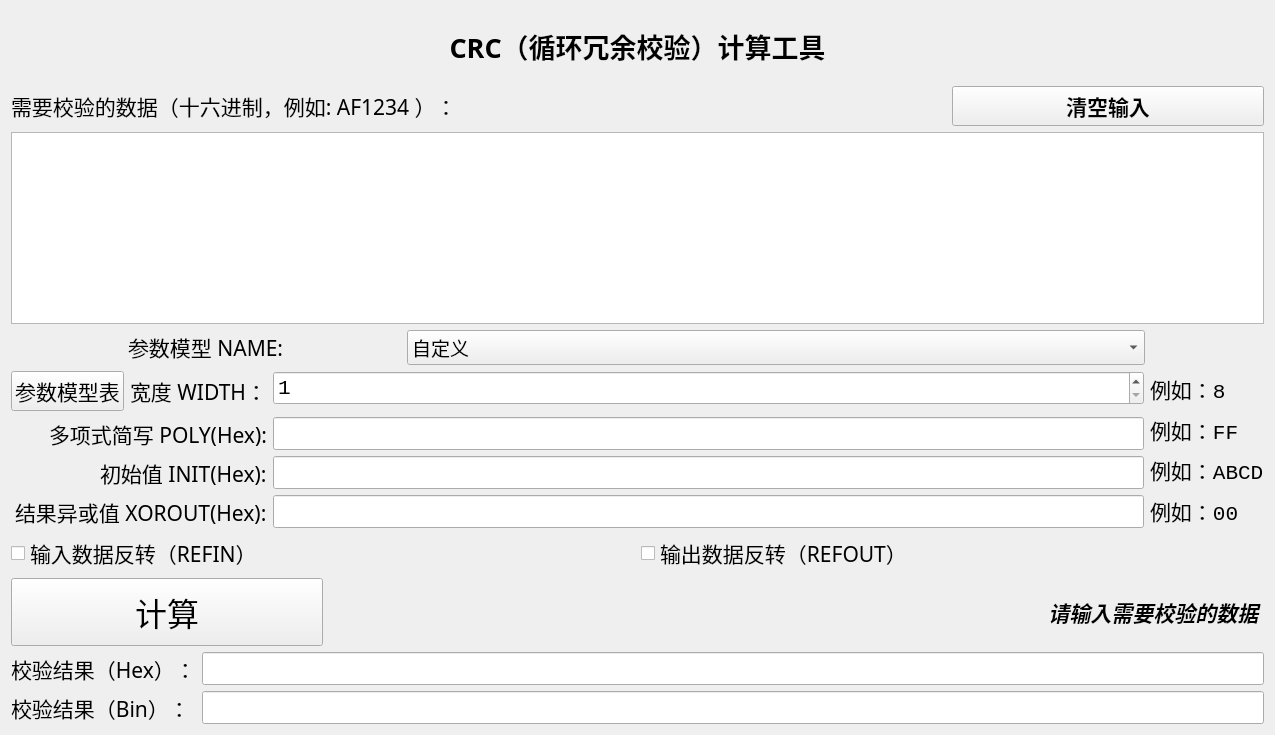
Qt form source_code/crc.ui (Taiga233/CRC_tools) before a commit.
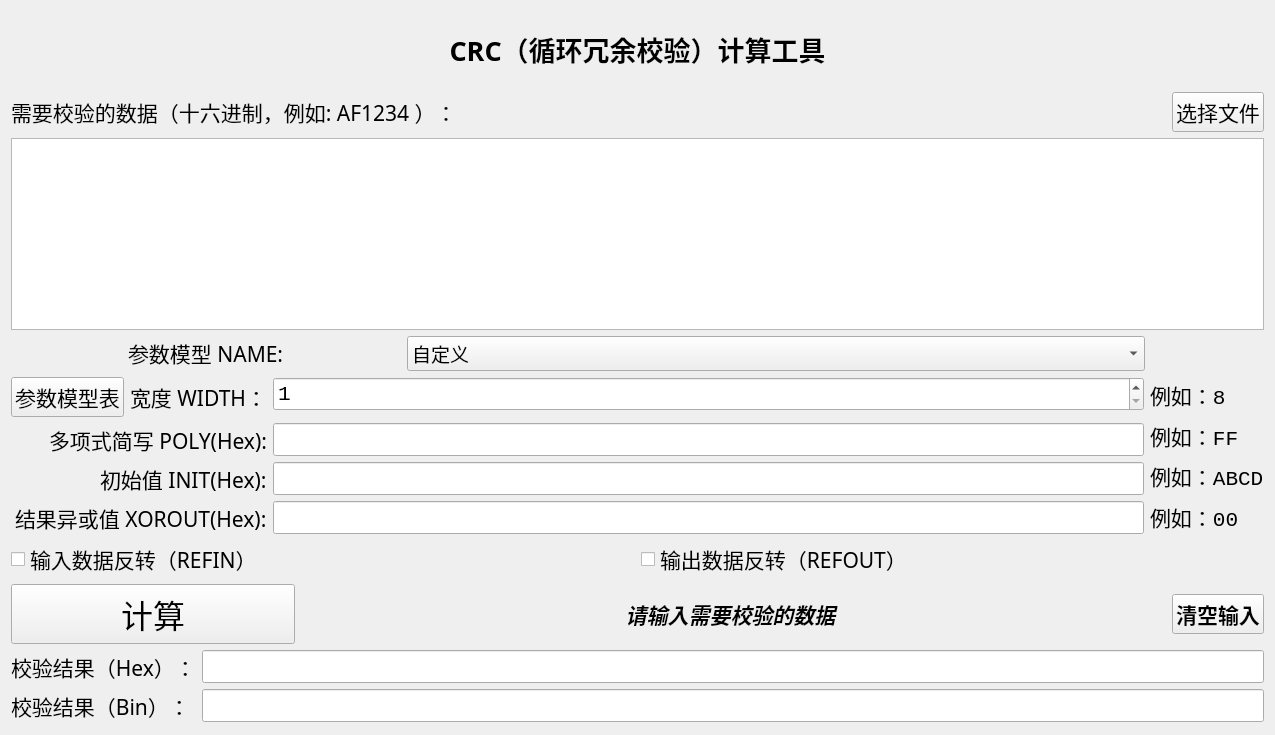
The same form after that commit.

```diff
--- a/source_code/crc.ui
+++ b/source_code/crc.ui
@@ -39,7 +39,7 @@
     </widget>
    </item>
    <item>
-    <layout class="QHBoxLayout" name="horizontalLayout_5" stretch="3,1">
+    <layout class="QHBoxLayout" name="horizontalLayout_5" stretch="3,0">
      <item>
       <widget class="QLabel" name="label_2">
        <property name="font">
@@ -54,17 +54,14 @@
       </widget>
      </item>
      <item>
-      <widget class="QPushButton" name="pushButton_clear">
+      <widget class="QPushButton" name="pushButton">
        <property name="font">
         <font>
          <family>宋体</family>
-         <pointsize>16</pointsize>
-         <weight>75</weight>
-         <bold>true</bold>
         </font>
        </property>
        <property name="text">
-        <string>清空输入</string>
+        <string>选择文件</string>
        </property>
       </widget>
      </item>
@@ -442,7 +439,10 @@
     </layout>
    </item>
    <item>
-    <layout class="QHBoxLayout" name="horizontalLayout_6" stretch="1,3">
+    <layout class="QHBoxLayout" name="horizontalLayout_6" stretch="1,3,0">
+     <property name="spacing">
+      <number>12</number>
+     </property>
      <item>
       <widget class="QPushButton" name="pushButton_calculate">
        <property name="sizePolicy">
@@ -483,7 +483,22 @@
         <string>请输入需要校验的数据 </string>
        </property>
        <property name="alignment">
-        <set>Qt::AlignRight|Qt::AlignTrailing|Qt::AlignVCenter</set>
+        <set>Qt::AlignCenter</set>
+       </property>
+      </widget>
+     </item>
+     <item>
+      <widget class="QPushButton" name="pushButton_clear">
+       <property name="font">
+        <font>
+         <family>宋体</family>
+         <pointsize>16</pointsize>
+         <weight>75</weight>
+         <bold>true</bold>
+        </font>
+       </property>
+       <property name="text">
+        <string>清空输入</string>
        </property>
       </widget>
      </item>
```
